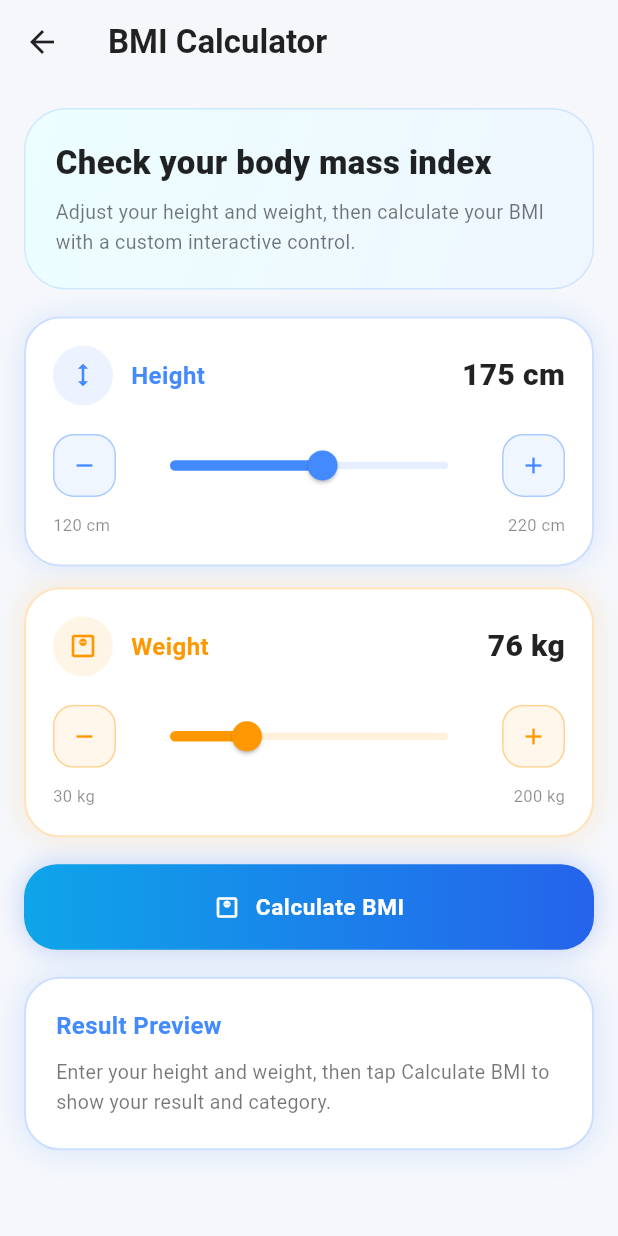
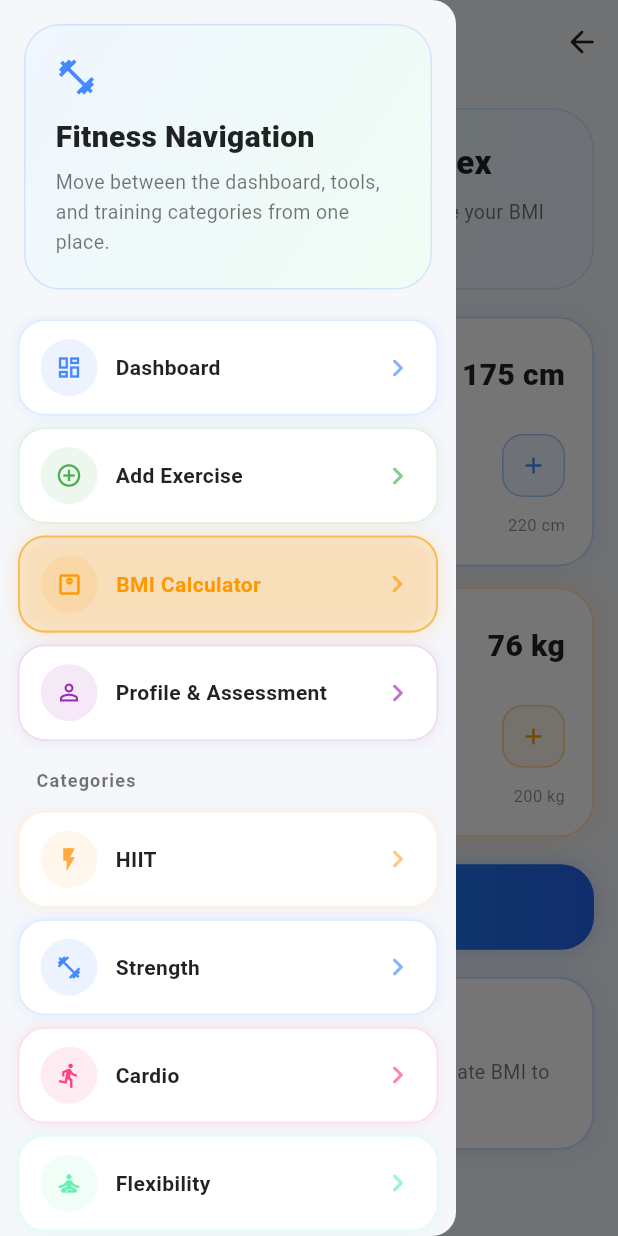
Before and after one commit to tjgaba/fitnessapp, a Flutter app: the BmiCalculatorScreen screen opened directly, with the side drawer open (before the commit the screen has no drawer), on a phone screen of 412 x 824 dp. Run offline on Flutter 3.47's test engine with Material 3 defaults, Android fonts, the phone set to English and light mode, and no system bars.

Commit message:
Complete full exercise navigation flow

```diff
--- a/lib/screens/add_exercise_screen.dart
+++ b/lib/screens/add_exercise_screen.dart
@@ -1,4 +1,7 @@
 import 'package:flutter/material.dart';
+
+import '../app_router.dart';
+import '../widgets/app_drawer.dart';
 
 class AddExerciseScreen extends StatefulWidget {
   const AddExerciseScreen({super.key});
@@ -82,6 +85,9 @@ class _AddExerciseScreenState extends State<AddExerciseScreen> {
   Widget build(BuildContext context) {
     return Scaffold(
       backgroundColor: const Color(0xFFF5F7FB),
+      drawer: AppDrawer(
+        currentRouteName: AppRoute.addExercise.name,
+      ),
       appBar: AppBar(
         backgroundColor: const Color(0xFFF5F7FB),
         foregroundColor: Colors.black87,
@@ -90,6 +96,7 @@ class _AddExerciseScreenState extends State<AddExerciseScreen> {
           'Add Exercise',
           style: TextStyle(fontWeight: FontWeight.bold),
         ),
+        actions: const [DrawerBackAction()],
       ),
       body: SafeArea(
         child: SingleChildScrollView(
@@ -140,6 +147,7 @@ class _AddExerciseScreenState extends State<AddExerciseScreen> {
                   validator: _validateWeight,
                 ),
                 const SizedBox(height: 14),
+
                 DropdownButtonFormField<String>(
                   value: _selectedCategory,
                   decoration: InputDecoration(
@@ -178,7 +186,11 @@ class _AddExerciseScreenState extends State<AddExerciseScreen> {
                     return null;
                   },
                 ),
+
+
                 const SizedBox(height: 14),
+
+
                 DropdownButtonFormField<String>(
                   value: _selectedMuscleGroup,
                   decoration: InputDecoration(
@@ -219,6 +231,8 @@ class _AddExerciseScreenState extends State<AddExerciseScreen> {
                     return null;
                   },
                 ),
+
+
                 const SizedBox(height: 18),
                 DropdownButtonFormField<String>(
                   value: _selectedIntensity,
@@ -258,7 +272,10 @@ class _AddExerciseScreenState extends State<AddExerciseScreen> {
                     return null;
                   },
                 ),
+
+
                 const SizedBox(height: 18),
+
                 _buildVolumePreview(),
                 const SizedBox(height: 20),
                 SizedBox(
--- a/lib/screens/assessment_screen.dart
+++ b/lib/screens/assessment_screen.dart
@@ -1,6 +1,8 @@
 import 'package:flutter/material.dart';
+import '../app_router.dart';
 import '../models/user_profile.dart';
 import '../utils/bmi_calculator.dart';
+import '../widgets/app_drawer.dart';
 import '../widgets/metric_card.dart';
 import '../widgets/profile_completeness.dart';
 
@@ -42,6 +44,9 @@ class _AssessmentScreenState extends State<AssessmentScreen> {
   Widget build(BuildContext context) {
     return Scaffold(
       backgroundColor: const Color(0xFFF5F7FB),
+      drawer: AppDrawer(
+        currentRouteName: AppRoute.assessment.name,
+      ),
       appBar: AppBar(
         backgroundColor: const Color(0xFFF5F7FB),
         foregroundColor: Colors.black87,
@@ -53,6 +58,7 @@ class _AssessmentScreenState extends State<AssessmentScreen> {
               letterSpacing: 0.4),
         ),
         elevation: 0,
+        actions: const [DrawerBackAction()],
       ),
       body: SingleChildScrollView(
         padding: const EdgeInsets.all(16),
--- a/lib/screens/bmi_calculator_screen.dart
+++ b/lib/screens/bmi_calculator_screen.dart
@@ -1,6 +1,8 @@
 import 'package:flutter/material.dart';
 
+import '../app_router.dart';
 import '../utils/bmi_calculator.dart';
+import '../widgets/app_drawer.dart';
 import '../widgets/bmi_calculate_button.dart';
 import '../widgets/bmi_input_card.dart';
 import '../widgets/bmi_result_card.dart';
@@ -38,6 +40,9 @@ class _BmiCalculatorScreenState extends State<BmiCalculatorScreen> {
   Widget build(BuildContext context) {
     return Scaffold(
       backgroundColor: const Color(0xFFF5F7FB),
+      drawer: AppDrawer(
+        currentRouteName: AppRoute.bmi.name,
+      ),
       appBar: AppBar(
         backgroundColor: const Color(0xFFF5F7FB),
         foregroundColor: Colors.black87,
@@ -46,6 +51,7 @@ class _BmiCalculatorScreenState extends State<BmiCalculatorScreen> {
           'BMI Calculator',
           style: TextStyle(fontWeight: FontWeight.bold),
         ),
+        actions: const [DrawerBackAction()],
       ),
       body: SafeArea(
         child: SingleChildScrollView(
--- /dev/null
+++ b/lib/widgets/app_drawer.dart
@@ -0,0 +1,268 @@
+import 'package:flutter/material.dart';
+
+import '../app_router.dart';
+import '../data/category_data.dart';
+import '../models/workout_category.dart';
+
+class AppDrawer extends StatelessWidget {
+  final String? currentRouteName;
+  final String? currentCategoryName;
+
+  const AppDrawer({
+    super.key,
+    this.currentRouteName,
+    this.currentCategoryName,
+  });
+
+  @override
+  Widget build(BuildContext context) {
+    return Drawer(
+      backgroundColor: const Color(0xFFF5F7FB),
+      child: SafeArea(
+        child: Column(
+          children: [
+            Container(
+              width: double.infinity,
+              margin: const EdgeInsets.all(16),
+              padding: const EdgeInsets.all(20),
+              decoration: BoxDecoration(
+                gradient: const LinearGradient(
+                  colors: [Color(0xFFEFF6FF), Color(0xFFF0FDF4)],
+                  begin: Alignment.topLeft,
+                  end: Alignment.bottomRight,
+                ),
+                borderRadius: BorderRadius.circular(24),
+                border: Border.all(
+                  color: Colors.blueAccent.withValues(alpha: 0.18),
+                ),
+              ),
+              child: const Column(
+                crossAxisAlignment: CrossAxisAlignment.start,
+                children: [
+                  Icon(
+                    Icons.fitness_center,
+                    color: Colors.blueAccent,
+                    size: 28,
+                  ),
+                  SizedBox(height: 12),
+                  Text(
+                    'Fitness Navigation',
+                    style: TextStyle(
+                      color: Colors.black87,
+                      fontSize: 20,
+                      fontWeight: FontWeight.w900,
+                    ),
+                  ),
+                  SizedBox(height: 6),
+                  Text(
+                    'Move between the dashboard, tools, and training categories from one place.',
+                    style: TextStyle(
+                      color: Colors.black54,
+                      fontSize: 13,
+                      height: 1.5,
+                    ),
+                  ),
+                ],
+              ),
+            ),
+            Expanded(
+              child: ListView(
+                padding: const EdgeInsets.symmetric(horizontal: 12),
+                children: [
+                  _DrawerItem(
+                    icon: Icons.dashboard_outlined,
+                    label: 'Dashboard',
+                    color: Colors.blueAccent,
+                    selected: currentRouteName == AppRoute.home.name,
+                    onTap: () => _openRootRoute(context, AppRoute.home),
+                  ),
+                  _DrawerItem(
+                    icon: Icons.add_circle_outline,
+                    label: 'Add Exercise',
+                    color: Colors.green,
+                    selected: currentRouteName == AppRoute.addExercise.name,
+                    onTap: () => _openRoute(context, AppRoute.addExercise),
+                  ),
+                  _DrawerItem(
+                    icon: Icons.monitor_weight_outlined,
+                    label: 'BMI Calculator',
+                    color: Colors.orange,
+                    selected: currentRouteName == AppRoute.bmi.name,
+                    onTap: () => _openRoute(context, AppRoute.bmi),
+                  ),
+                  _DrawerItem(
+                    icon: Icons.person_outline,
+                    label: 'Profile & Assessment',
+                    color: Colors.purple,
+                    selected: currentRouteName == AppRoute.assessment.name,
+                    onTap: () => _openRoute(context, AppRoute.assessment),
+                  ),
+                  const SizedBox(height: 14),
+                  const Padding(
+                    padding: EdgeInsets.symmetric(horizontal: 12),
+                    child: Text(
+                      'Categories',
+                      style: TextStyle(
+                        color: Colors.black54,
+                        fontSize: 12,
+                        fontWeight: FontWeight.bold,
+                        letterSpacing: 0.8,
+                      ),
+                    ),
+                  ),
+                  const SizedBox(height: 8),
+                  ...appCategories.map(
+                    (category) => _DrawerItem(
+                      icon: category.icon,
+                      label: category.title,
+                      color: category.color,
+                      selected: currentRouteName == AppRoute.exerciseList.name &&
+                          currentCategoryName == category.title,
+                      onTap: () => _openCategory(context, category),
+                    ),
+                  ),
+                ],
+              ),
+            ),
+          ],
+        ),
+      ),
+    );
+  }
+
+  void _openRootRoute(BuildContext context, AppRoute<void> route) {
+    Navigator.of(context).pop();
+    if (currentRouteName == route.name) {
+      return;
+    }
+    Navigator.of(context).pushAndRemoveUntil(
+      route.route(),
+      (existingRoute) => false,
+    );
+  }
+
+  void _openRoute(BuildContext context, AppRoute<void> route) {
+    Navigator.of(context).pop();
+    if (currentRouteName == route.name) {
+      return;
+    }
+    Navigator.of(context).push(route.route());
+  }
+
+  void _openCategory(BuildContext context, WorkoutCategory category) {
+    Navigator.of(context).pop();
+    final route = AppRoute.exerciseList.route(
+      ExerciseListArgs(
+        categoryName: category.title,
+        themeColor: category.color,
+        iconData: category.icon,
+      ),
+    );
+
+    if (currentRouteName == AppRoute.exerciseList.name &&
+        currentCategoryName == category.title) {
+      return;
+    }
+
+    Navigator.of(context).push(route);
+  }
+}
+
+class DrawerBackAction extends StatelessWidget {
+  const DrawerBackAction({super.key});
+
+  @override
+  Widget build(BuildContext context) {
+    if (!Navigator.of(context).canPop()) {
+      return const SizedBox.shrink();
+    }
+
+    return IconButton(
+      tooltip: 'Go Back',
+      onPressed: () => Navigator.of(context).maybePop(),
+      icon: const Icon(Icons.arrow_back_rounded),
+    );
+  }
+}
+
+class _DrawerItem extends StatelessWidget {
+  final IconData icon;
+  final String label;
+  final Color color;
+  final bool selected;
+  final VoidCallback onTap;
+
+  const _DrawerItem({
+    required this.icon,
+    required this.label,
+    required this.color,
+    required this.selected,
+    required this.onTap,
+  });
+
+  @override
+  Widget build(BuildContext context) {
+    return Padding(
+      padding: const EdgeInsets.symmetric(vertical: 4),
+      child: Material(
+        color: Colors.transparent,
+        child: InkWell(
+          borderRadius: BorderRadius.circular(18),
+          onTap: onTap,
+          child: AnimatedContainer(
+            duration: const Duration(milliseconds: 180),
+            padding: const EdgeInsets.symmetric(horizontal: 14, vertical: 12),
+            decoration: BoxDecoration(
+              color: selected
+                  ? color.withValues(alpha: 0.1)
+                  : Colors.white,
+              borderRadius: BorderRadius.circular(18),
+              border: Border.all(
+                color: selected
+                    ? color.withValues(alpha: 0.55)
+                    : color.withValues(alpha: 0.18),
+                width: selected ? 1.4 : 1,
+              ),
+              boxShadow: [
+                BoxShadow(
+                  color: color.withValues(alpha: selected ? 0.18 : 0.08),
+                  blurRadius: selected ? 10 : 6,
+                  spreadRadius: 1,
+                ),
+              ],
+            ),
+            child: Row(
+              children: [
+                Container(
+                  width: 38,
+                  height: 38,
+                  decoration: BoxDecoration(
+                    color: color.withValues(alpha: 0.1),
+                    shape: BoxShape.circle,
+                  ),
+                  child: Icon(icon, color: color, size: 18),
+                ),
+                const SizedBox(width: 12),
+                Expanded(
+                  child: Text(
+                    label,
+                    style: TextStyle(
+                      color: selected ? color : Colors.black87,
+                      fontSize: 14,
+                      fontWeight:
+                          selected ? FontWeight.bold : FontWeight.w600,
+                    ),
+                  ),
+                ),
+                Icon(
+                  Icons.chevron_right_rounded,
+                  color: color.withValues(alpha: 0.65),
+                ),
+              ],
+            ),
+          ),
+        ),
+      ),
+    );
+  }
+}
```
